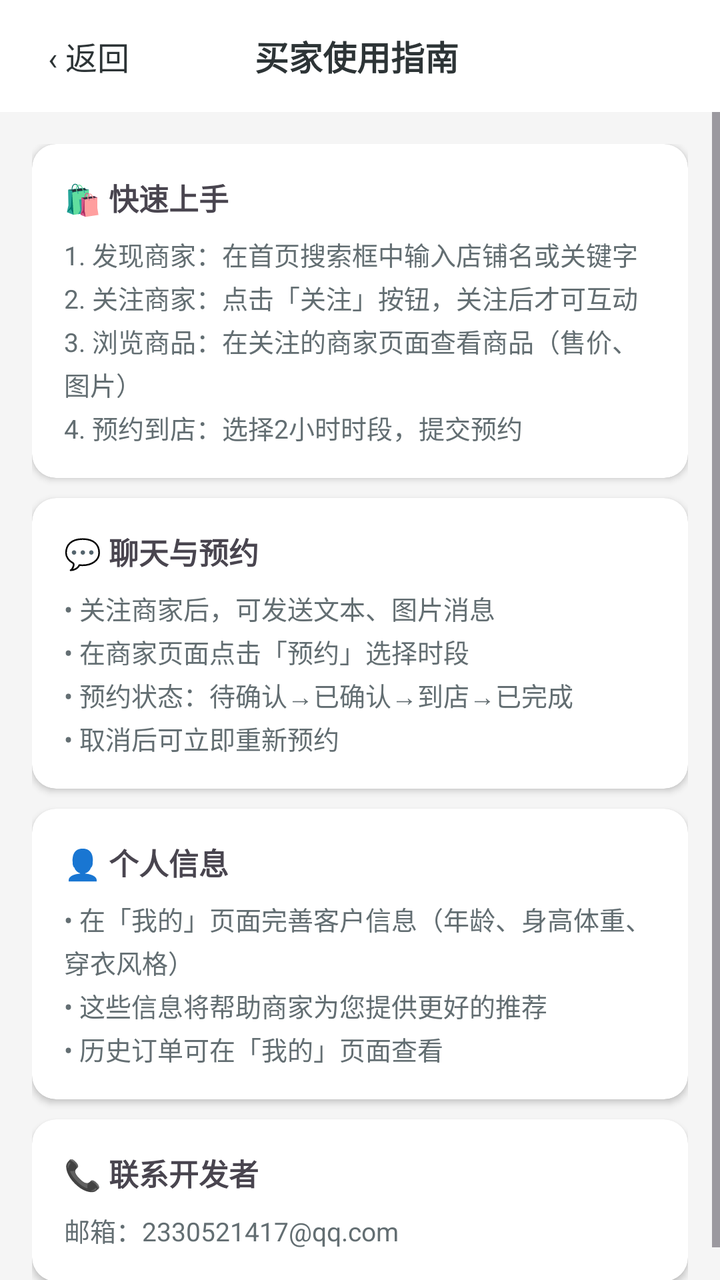
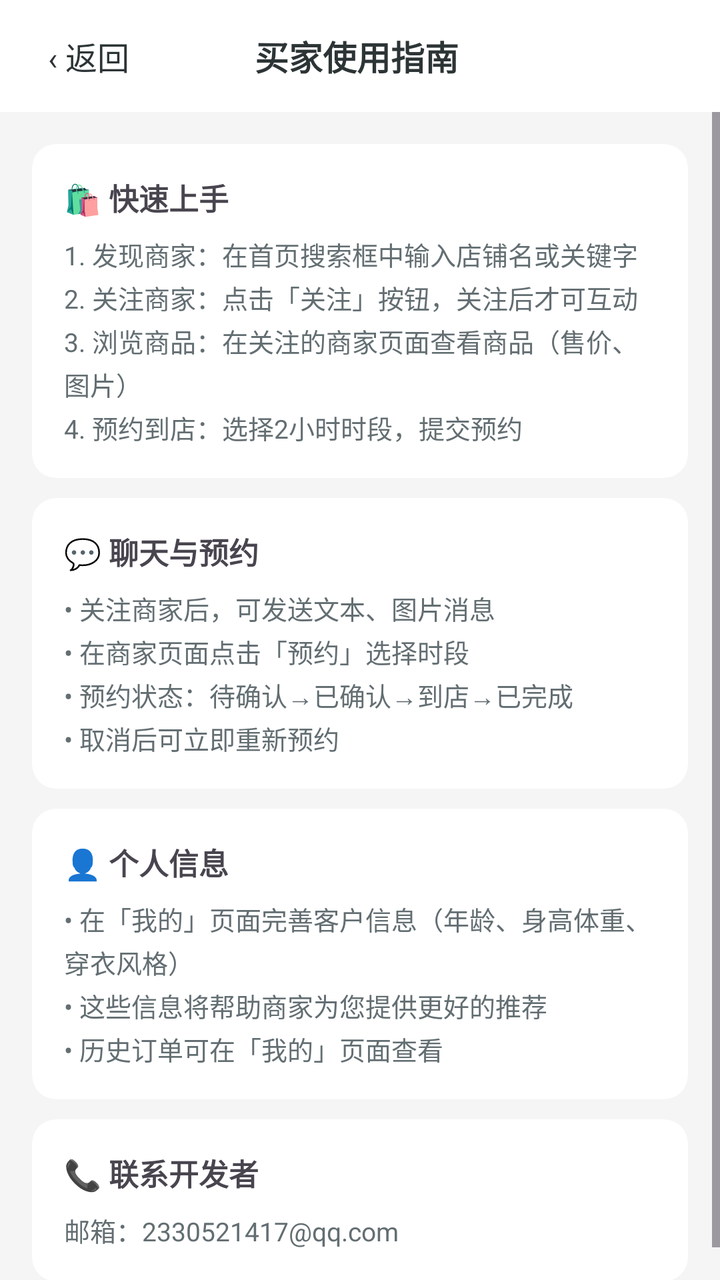

Screens rendered from an Android XML layout before and after an edit, with the pre-edit source and the edit as a unified diff.
<!-- AndroidManifest.xml: application theme Theme.ClothingSI -->
<!-- res/layout/activity_buyer_guide.xml -->
<?xml version="1.0" encoding="utf-8"?>
<LinearLayout xmlns:android="http://schemas.android.com/apk/res/android"
    xmlns:app="http://schemas.android.com/apk/res-auto"
    android:layout_width="match_parent" android:layout_height="match_parent"
    android:orientation="vertical" android:background="#F5F5F5">

    <LinearLayout android:layout_width="match_parent" android:layout_height="56dp"
        android:background="#FFFFFF" android:orientation="horizontal"
        android:gravity="center_vertical" android:paddingStart="16dp" android:paddingEnd="16dp">
        <TextView android:id="@+id/btn_back" android:layout_width="wrap_content"
            android:layout_height="wrap_content" android:text="‹ 返回"
            android:textSize="16dp" android:textColor="#2D3436" android:padding="8dp" />
        <TextView android:layout_width="0dp" android:layout_height="wrap_content"
            android:layout_weight="1" android:text="买家使用指南"
            android:textSize="17dp" android:textStyle="bold" android:textColor="#2D3436"
            android:gravity="center" android:layout_marginEnd="60dp" />
    </LinearLayout>

    <ScrollView android:layout_width="match_parent" android:layout_height="match_parent">
        <LinearLayout android:layout_width="match_parent" android:layout_height="wrap_content"
            android:orientation="vertical" android:padding="16dp">

            <androidx.cardview.widget.CardView android:layout_width="match_parent"
                android:layout_height="wrap_content" app:cardCornerRadius="12dp"
                app:cardElevation="2dp" android:layout_marginBottom="10dp">
                <LinearLayout android:layout_width="match_parent" android:layout_height="wrap_content"
                    android:orientation="vertical" android:padding="16dp">
                    <TextView android:layout_width="wrap_content" android:layout_height="wrap_content"
                        android:text="🛍️ 快速上手" android:textSize="15dp" android:textStyle="bold" android:layout_marginBottom="8dp" />
                    <TextView android:layout_width="wrap_content" android:layout_height="wrap_content"
                        android:text="1. 发现商家：在首页搜索框中输入店铺名或关键字\n2. 关注商家：点击「关注」按钮，关注后才可互动\n3. 浏览商品：在关注的商家页面查看商品（售价、图片）\n4. 预约到店：选择2小时时段，提交预约" android:textSize="13dp" android:textColor="#636E72" android:lineSpacingExtra="3dp" />
                </LinearLayout>
            </androidx.cardview.widget.CardView>

            <androidx.cardview.widget.CardView android:layout_width="match_parent"
                android:layout_height="wrap_content" app:cardCornerRadius="12dp"
                app:cardElevation="2dp" android:layout_marginBottom="10dp">
                <LinearLayout android:layout_width="match_parent" android:layout_height="wrap_content"
                    android:orientation="vertical" android:padding="16dp">
                    <TextView android:layout_width="wrap_content" android:layout_height="wrap_content"
                        android:text="💬 聊天与预约" android:textSize="15dp" android:textStyle="bold" android:layout_marginBottom="8dp" />
                    <TextView android:layout_width="wrap_content" android:layout_height="wrap_content"
                        android:text="• 关注商家后，可发送文本、图片消息\n• 在商家页面点击「预约」选择时段\n• 预约状态：待确认→已确认→到店→已完成\n• 取消后可立即重新预约" android:textSize="13dp" android:textColor="#636E72" android:lineSpacingExtra="3dp" />
                </LinearLayout>
            </androidx.cardview.widget.CardView>

            <androidx.cardview.widget.CardView android:layout_width="match_parent"
                android:layout_height="wrap_content" app:cardCornerRadius="12dp"
                app:cardElevation="2dp" android:layout_marginBottom="10dp">
                <LinearLayout android:layout_width="match_parent" android:layout_height="wrap_content"
                    android:orientation="vertical" android:padding="16dp">
                    <TextView android:layout_width="wrap_content" android:layout_height="wrap_content"
                        android:text="👤 个人信息" android:textSize="15dp" android:textStyle="bold" android:layout_marginBottom="8dp" />
                    <TextView android:layout_width="wrap_content" android:layout_height="wrap_content"
                        android:text="• 在「我的」页面完善客户信息（年龄、身高体重、穿衣风格）\n• 这些信息将帮助商家为您提供更好的推荐\n• 历史订单可在「我的」页面查看" android:textSize="13dp" android:textColor="#636E72" android:lineSpacingExtra="3dp" />
                </LinearLayout>
            </androidx.cardview.widget.CardView>

            <androidx.cardview.widget.CardView android:layout_width="match_parent"
                android:layout_height="wrap_content" app:cardCornerRadius="12dp"
                app:cardElevation="2dp">
                <LinearLayout android:layout_width="match_parent" android:layout_height="wrap_content"
                    android:orientation="vertical" android:padding="16dp">
                    <TextView android:layout_width="wrap_content" android:layout_height="wrap_content"
                        android:text="📞 联系开发者" android:textSize="15dp" android:textStyle="bold" android:layout_marginBottom="8dp" />
                    <TextView android:layout_width="wrap_content" android:layout_height="wrap_content"
                        android:text="邮箱：2330521417@qq.com" android:textSize="13dp" android:textColor="#636E72" />
                </LinearLayout>
            </androidx.cardview.widget.CardView>

        </LinearLayout>
    </ScrollView>
</LinearLayout>
<!-- resources referenced by this layout -->
<resources>
  <style name="Theme.ClothingSI" parent="Theme.Material3.Light.NoActionBar">
          <item name="colorPrimary">@color/primary</item>
          <item name="colorPrimaryDark">@color/primary_dark</item>
          <item name="colorAccent">@color/accent</item>
          <item name="android:statusBarColor">@color/primary_dark</item>
          <item name="android:navigationBarColor">@color/white</item>
      </style>
  <color name="primary">#E85D3A</color>
  <color name="primary_dark">#D35400</color>
  <color name="accent">#F4A460</color>
  <color name="white">#FFFFFF</color>
</resources>

<!-- the commit's change to res/layout/activity_buyer_guide.xml (unified diff, before → after) -->
@@ -22,7 +22,7 @@
 
             <androidx.cardview.widget.CardView android:layout_width="match_parent"
                 android:layout_height="wrap_content" app:cardCornerRadius="12dp"
-                app:cardElevation="2dp" android:layout_marginBottom="10dp">
+                app:cardElevation="0dp" android:layout_marginBottom="10dp">
                 <LinearLayout android:layout_width="match_parent" android:layout_height="wrap_content"
                     android:orientation="vertical" android:padding="16dp">
                     <TextView android:layout_width="wrap_content" android:layout_height="wrap_content"
@@ -34,7 +34,7 @@
 
             <androidx.cardview.widget.CardView android:layout_width="match_parent"
                 android:layout_height="wrap_content" app:cardCornerRadius="12dp"
-                app:cardElevation="2dp" android:layout_marginBottom="10dp">
+                app:cardElevation="0dp" android:layout_marginBottom="10dp">
                 <LinearLayout android:layout_width="match_parent" android:layout_height="wrap_content"
                     android:orientation="vertical" android:padding="16dp">
                     <TextView android:layout_width="wrap_content" android:layout_height="wrap_content"
@@ -46,7 +46,7 @@
 
             <androidx.cardview.widget.CardView android:layout_width="match_parent"
                 android:layout_height="wrap_content" app:cardCornerRadius="12dp"
-                app:cardElevation="2dp" android:layout_marginBottom="10dp">
+                app:cardElevation="0dp" android:layout_marginBottom="10dp">
                 <LinearLayout android:layout_width="match_parent" android:layout_height="wrap_content"
                     android:orientation="vertical" android:padding="16dp">
                     <TextView android:layout_width="wrap_content" android:layout_height="wrap_content"
@@ -58,7 +58,7 @@
 
             <androidx.cardview.widget.CardView android:layout_width="match_parent"
                 android:layout_height="wrap_content" app:cardCornerRadius="12dp"
-                app:cardElevation="2dp">
+                app:cardElevation="0dp">
                 <LinearLayout android:layout_width="match_parent" android:layout_height="wrap_content"
                     android:orientation="vertical" android:padding="16dp">
                     <TextView android:layout_width="wrap_content" android:layout_height="wrap_content"
<!-- resource entries referenced after the edit -->
@@ -4,12 +4,20 @@
           <item name="colorPrimary">@color/primary</item>
           <item name="colorPrimaryDark">@color/primary_dark</item>
           <item name="colorAccent">@color/accent</item>
-          <item name="android:statusBarColor">@color/primary_dark</item>
+          <item name="android:statusBarColor">@android:color/transparent</item>
           <item name="android:navigationBarColor">@color/white</item>
+          
+          <item name="android:windowLightStatusBar">true</item>
+          
+          <item name="android:fontFamily">sans-serif</item>
+          <item name="android:textViewStyle">@style/TextView.Base</item>
       </style>
-  <color name="primary">#E85D3A</color>
-  <color name="primary_dark">#D35400</color>
-  <color name="accent">#F4A460</color>
+  <color name="primary">#2E7D32</color>
+  <color name="primary_dark">#1B5E20</color>
+  <color name="accent">#66BB6A</color>
   <color name="white">#FFFFFF</color>
+  <style name="TextView.Base" parent="android:Widget.TextView">
+          <item name="android:fontFamily">sans-serif</item>
+      </style>
 </resources>
 
